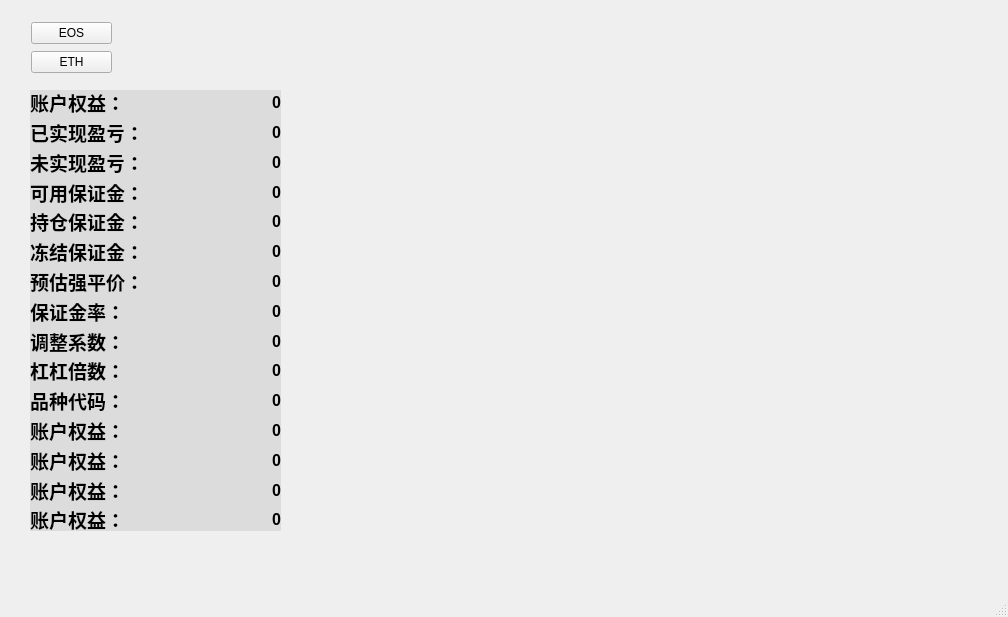
Before: the Qt Designer form PythonApplication/PythonApplication.ui in JcwGitHub/HuoBiApi_Python, drawn with Qt 5.
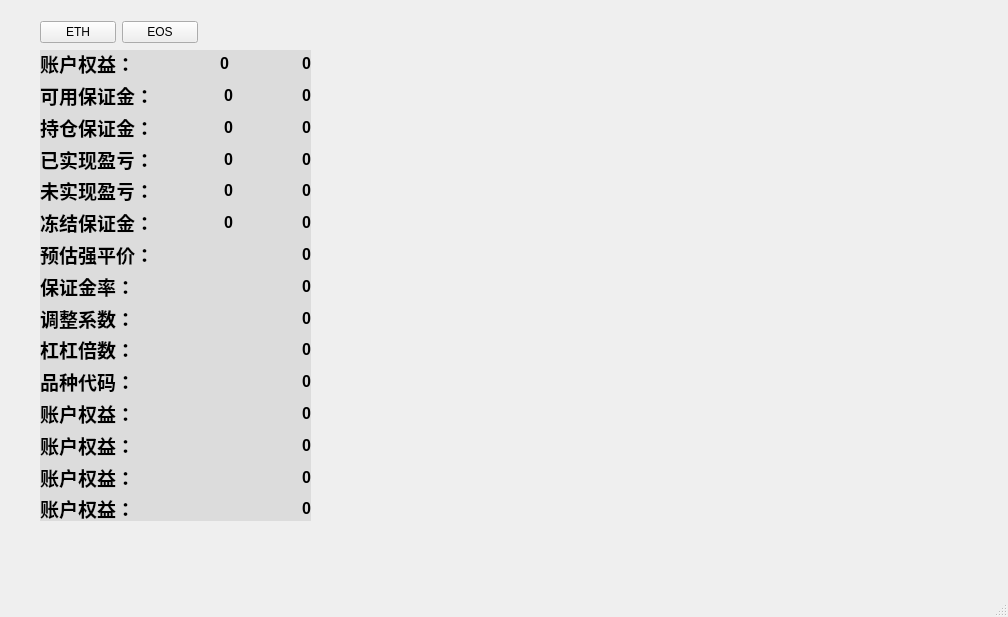
After: the same form once the commit is applied.

Diff of the .ui file:
```diff
--- a/PythonApplication/PythonApplication.ui
+++ b/PythonApplication/PythonApplication.ui
@@ -23,10 +23,10 @@
    <widget class="QWidget" name="widget" native="true">
     <property name="geometry">
      <rect>
-      <x>30</x>
-      <y>90</y>
-      <width>251</width>
-      <height>441</height>
+      <x>40</x>
+      <y>50</y>
+      <width>271</width>
+      <height>471</height>
      </rect>
     </property>
     <property name="sizePolicy">
@@ -43,25 +43,58 @@
 background-color: rgb(220, 220, 220);
 border-color: rgb(0, 255, 255);</string>
     </property>
-    <layout class="QGridLayout" name="gridLayout_2">
-     <item row="11" column="0">
-      <layout class="QHBoxLayout" name="horizontalLayout_12">
-       <item>
-        <widget class="QLabel" name="label_23">
+    <layout class="QVBoxLayout" name="verticalLayout">
+     <item>
+      <layout class="QGridLayout" name="gridLayout">
+       <property name="sizeConstraint">
+        <enum>QLayout::SetDefaultConstraint</enum>
+       </property>
+       <item row="0" column="1">
+        <widget class="QLabel" name="info1">
+         <property name="sizePolicy">
+          <sizepolicy hsizetype="Preferred" vsizetype="Preferred">
+           <horstretch>0</horstretch>
+           <verstretch>0</verstretch>
+          </sizepolicy>
+         </property>
          <property name="font">
           <font>
+           <pointsize>12</pointsize>
+           <weight>75</weight>
+           <italic>false</italic>
+           <bold>true</bold>
+          </font>
+         </property>
+         <property name="text">
+          <string>0</string>
+         </property>
+         <property name="scaledContents">
+          <bool>false</bool>
+         </property>
+         <property name="alignment">
+          <set>Qt::AlignRight|Qt::AlignTrailing|Qt::AlignVCenter</set>
+         </property>
+         <property name="wordWrap">
+          <bool>false</bool>
+         </property>
+        </widget>
+       </item>
+       <item row="0" column="0">
+        <widget class="QLabel" name="label_2">
+         <property name="font">
+          <font>
            <pointsize>14</pointsize>
            <weight>75</weight>
            <bold>true</bold>
           </font>
          </property>
          <property name="text">
-          <string>账户权益：</string>
+          <string>账户权益：  </string>
          </property>
         </widget>
        </item>
-       <item>
-        <widget class="QLabel" name="info12">
+       <item row="0" column="2">
+        <widget class="QLabel" name="info21">
          <property name="sizePolicy">
           <sizepolicy hsizetype="Preferred" vsizetype="Preferred">
            <horstretch>0</horstretch>
@@ -82,13 +115,160 @@
          <property name="alignment">
           <set>Qt::AlignRight|Qt::AlignTrailing|Qt::AlignVCenter</set>
          </property>
+         <property name="wordWrap">
+          <bool>false</bool>
+         </property>
         </widget>
        </item>
       </layout>
      </item>
-     <item row="1" column="0">
-      <layout class="QHBoxLayout" name="horizontalLayout_2">
-       <item>
+     <item>
+      <layout class="QGridLayout" name="gridLayout_14">
+       <item row="0" column="1">
+        <widget class="QLabel" name="info4">
+         <property name="sizePolicy">
+          <sizepolicy hsizetype="Preferred" vsizetype="Preferred">
+           <horstretch>0</horstretch>
+           <verstretch>0</verstretch>
+          </sizepolicy>
+         </property>
+         <property name="font">
+          <font>
+           <pointsize>12</pointsize>
+           <weight>75</weight>
+           <italic>false</italic>
+           <bold>true</bold>
+          </font>
+         </property>
+         <property name="text">
+          <string>0</string>
+         </property>
+         <property name="alignment">
+          <set>Qt::AlignRight|Qt::AlignTrailing|Qt::AlignVCenter</set>
+         </property>
+        </widget>
+       </item>
+       <item row="0" column="0">
+        <widget class="QLabel" name="label_7">
+         <property name="font">
+          <font>
+           <pointsize>14</pointsize>
+           <weight>75</weight>
+           <bold>true</bold>
+          </font>
+         </property>
+         <property name="text">
+          <string>可用保证金：</string>
+         </property>
+        </widget>
+       </item>
+       <item row="0" column="2">
+        <widget class="QLabel" name="info24">
+         <property name="sizePolicy">
+          <sizepolicy hsizetype="Preferred" vsizetype="Preferred">
+           <horstretch>0</horstretch>
+           <verstretch>0</verstretch>
+          </sizepolicy>
+         </property>
+         <property name="font">
+          <font>
+           <pointsize>12</pointsize>
+           <weight>75</weight>
+           <italic>false</italic>
+           <bold>true</bold>
+          </font>
+         </property>
+         <property name="text">
+          <string>0</string>
+         </property>
+         <property name="scaledContents">
+          <bool>false</bool>
+         </property>
+         <property name="alignment">
+          <set>Qt::AlignRight|Qt::AlignTrailing|Qt::AlignVCenter</set>
+         </property>
+         <property name="wordWrap">
+          <bool>false</bool>
+         </property>
+        </widget>
+       </item>
+      </layout>
+     </item>
+     <item>
+      <layout class="QGridLayout" name="gridLayout_9">
+       <item row="0" column="0">
+        <widget class="QLabel" name="label_9">
+         <property name="font">
+          <font>
+           <pointsize>14</pointsize>
+           <weight>75</weight>
+           <bold>true</bold>
+          </font>
+         </property>
+         <property name="text">
+          <string>持仓保证金：</string>
+         </property>
+        </widget>
+       </item>
+       <item row="0" column="1">
+        <widget class="QLabel" name="info5">
+         <property name="sizePolicy">
+          <sizepolicy hsizetype="Preferred" vsizetype="Preferred">
+           <horstretch>0</horstretch>
+           <verstretch>0</verstretch>
+          </sizepolicy>
+         </property>
+         <property name="font">
+          <font>
+           <pointsize>12</pointsize>
+           <weight>75</weight>
+           <italic>false</italic>
+           <bold>true</bold>
+          </font>
+         </property>
+         <property name="text">
+          <string>0</string>
+         </property>
+         <property name="alignment">
+          <set>Qt::AlignRight|Qt::AlignTrailing|Qt::AlignVCenter</set>
+         </property>
+        </widget>
+       </item>
+       <item row="0" column="2">
+        <widget class="QLabel" name="info25">
+         <property name="sizePolicy">
+          <sizepolicy hsizetype="Preferred" vsizetype="Preferred">
+           <horstretch>0</horstretch>
+           <verstretch>0</verstretch>
+          </sizepolicy>
+         </property>
+         <property name="font">
+          <font>
+           <pointsize>12</pointsize>
+           <weight>75</weight>
+           <italic>false</italic>
+           <bold>true</bold>
+          </font>
+         </property>
+         <property name="text">
+          <string>0</string>
+         </property>
+         <property name="scaledContents">
+          <bool>false</bool>
+         </property>
+         <property name="alignment">
+          <set>Qt::AlignRight|Qt::AlignTrailing|Qt::AlignVCenter</set>
+         </property>
+         <property name="wordWrap">
+          <bool>false</bool>
+         </property>
+        </widget>
+       </item>
+      </layout>
+     </item>
+     <item>
+      <layout class="QGridLayout" name="gridLayout_2">
+       <item row="0" column="0">
         <widget class="QLabel" name="label_3">
          <property name="font">
           <font>
@@ -102,7 +282,7 @@
          </property>
         </widget>
        </item>
-       <item>
+       <item row="0" column="1">
         <widget class="QLabel" name="info2">
          <property name="sizePolicy">
           <sizepolicy hsizetype="Preferred" vsizetype="Preferred">
@@ -126,26 +306,8 @@
          </property>
         </widget>
        </item>
-      </layout>
-     </item>
-     <item row="13" column="0">
-      <layout class="QHBoxLayout" name="horizontalLayout_14">
-       <item>
-        <widget class="QLabel" name="label_27">
-         <property name="font">
-          <font>
-           <pointsize>14</pointsize>
-           <weight>75</weight>
-           <bold>true</bold>
-          </font>
-         </property>
-         <property name="text">
-          <string>账户权益：</string>
-         </property>
-        </widget>
-       </item>
-       <item>
-        <widget class="QLabel" name="info14">
+       <item row="0" column="2">
+        <widget class="QLabel" name="info22">
          <property name="sizePolicy">
           <sizepolicy hsizetype="Preferred" vsizetype="Preferred">
            <horstretch>0</horstretch>
@@ -166,14 +328,17 @@
          <property name="alignment">
           <set>Qt::AlignRight|Qt::AlignTrailing|Qt::AlignVCenter</set>
          </property>
+         <property name="wordWrap">
+          <bool>false</bool>
+         </property>
         </widget>
        </item>
       </layout>
      </item>
-     <item row="9" column="0">
-      <layout class="QHBoxLayout" name="horizontalLayout_10">
-       <item>
-        <widget class="QLabel" name="label_19">
+     <item>
+      <layout class="QGridLayout" name="gridLayout_13">
+       <item row="0" column="0">
+        <widget class="QLabel" name="label_5">
          <property name="font">
           <font>
            <pointsize>14</pointsize>
@@ -182,12 +347,12 @@
           </font>
          </property>
          <property name="text">
-          <string>杠杠倍数：</string>
+          <string>未实现盈亏：</string>
          </property>
         </widget>
        </item>
-       <item>
-        <widget class="QLabel" name="info10">
+       <item row="0" column="1">
+        <widget class="QLabel" name="info3">
          <property name="sizePolicy">
           <sizepolicy hsizetype="Preferred" vsizetype="Preferred">
            <horstretch>0</horstretch>
@@ -210,26 +375,8 @@
          </property>
         </widget>
        </item>
-      </layout>
-     </item>
-     <item row="3" column="0">
-      <layout class="QHBoxLayout" name="horizontalLayout_4">
-       <item>
-        <widget class="QLabel" name="label_7">
-         <property name="font">
-          <font>
-           <pointsize>14</pointsize>
-           <weight>75</weight>
-           <bold>true</bold>
-          </font>
-         </property>
-         <property name="text">
-          <string>可用保证金：</string>
-         </property>
-        </widget>
-       </item>
-       <item>
-        <widget class="QLabel" name="info4">
+       <item row="0" column="2">
+        <widget class="QLabel" name="info23">
          <property name="sizePolicy">
           <sizepolicy hsizetype="Preferred" vsizetype="Preferred">
            <horstretch>0</horstretch>
@@ -250,13 +397,16 @@
          <property name="alignment">
           <set>Qt::AlignRight|Qt::AlignTrailing|Qt::AlignVCenter</set>
          </property>
+         <property name="wordWrap">
+          <bool>false</bool>
+         </property>
         </widget>
        </item>
       </layout>
      </item>
-     <item row="5" column="0">
-      <layout class="QHBoxLayout" name="horizontalLayout_6">
-       <item>
+     <item>
+      <layout class="QGridLayout" name="gridLayout_11">
+       <item row="0" column="0">
         <widget class="QLabel" name="label_11">
          <property name="font">
           <font>
@@ -270,7 +420,7 @@
          </property>
         </widget>
        </item>
-       <item>
+       <item row="0" column="1">
         <widget class="QLabel" name="info6">
          <property name="sizePolicy">
           <sizepolicy hsizetype="Preferred" vsizetype="Preferred">
@@ -294,26 +444,8 @@
          </property>
         </widget>
        </item>
-      </layout>
-     </item>
-     <item row="14" column="0">
-      <layout class="QHBoxLayout" name="horizontalLayout_15">
-       <item>
-        <widget class="QLabel" name="label_29">
-         <property name="font">
-          <font>
-           <pointsize>14</pointsize>
-           <weight>75</weight>
-           <bold>true</bold>
-          </font>
-         </property>
-         <property name="text">
-          <string>账户权益：</string>
-         </property>
-        </widget>
-       </item>
-       <item>
-        <widget class="QLabel" name="info15">
+       <item row="0" column="2">
+        <widget class="QLabel" name="info21_6">
          <property name="sizePolicy">
           <sizepolicy hsizetype="Preferred" vsizetype="Preferred">
            <horstretch>0</horstretch>
@@ -334,14 +466,20 @@
          <property name="alignment">
           <set>Qt::AlignRight|Qt::AlignTrailing|Qt::AlignVCenter</set>
          </property>
+         <property name="wordWrap">
+          <bool>false</bool>
+         </property>
         </widget>
        </item>
       </layout>
      </item>
-     <item row="4" column="0">
-      <layout class="QHBoxLayout" name="horizontalLayout_5">
-       <item>
-        <widget class="QLabel" name="label_9">
+     <item>
+      <layout class="QGridLayout" name="gridLayout_8">
+       <property name="leftMargin">
+        <number>0</number>
+       </property>
+       <item row="0" column="0">
+        <widget class="QLabel" name="label_17">
          <property name="font">
           <font>
            <pointsize>14</pointsize>
@@ -350,12 +488,12 @@
           </font>
          </property>
          <property name="text">
-          <string>持仓保证金：</string>
+          <string>预估强平价：</string>
          </property>
         </widget>
        </item>
-       <item>
-        <widget class="QLabel" name="info5">
+       <item row="0" column="1">
+        <widget class="QLabel" name="info7">
          <property name="sizePolicy">
           <sizepolicy hsizetype="Preferred" vsizetype="Preferred">
            <horstretch>0</horstretch>
@@ -380,9 +518,9 @@
        </item>
       </layout>
      </item>
-     <item row="7" column="0">
-      <layout class="QHBoxLayout" name="horizontalLayout_8">
-       <item>
+     <item>
+      <layout class="QGridLayout" name="gridLayout_15">
+       <item row="0" column="0">
         <widget class="QLabel" name="label_15">
          <property name="font">
           <font>
@@ -396,7 +534,7 @@
          </property>
         </widget>
        </item>
-       <item>
+       <item row="0" column="1">
         <widget class="QLabel" name="info8">
          <property name="sizePolicy">
           <sizepolicy hsizetype="Preferred" vsizetype="Preferred">
@@ -422,102 +560,9 @@
        </item>
       </layout>
      </item>
-     <item row="12" column="0">
-      <layout class="QHBoxLayout" name="horizontalLayout_13">
-       <item>
-        <widget class="QLabel" name="label_25">
-         <property name="font">
-          <font>
-           <pointsize>14</pointsize>
-           <weight>75</weight>
-           <bold>true</bold>
-          </font>
-         </property>
-         <property name="text">
-          <string>账户权益：</string>
-         </property>
-        </widget>
-       </item>
-       <item>
-        <widget class="QLabel" name="info13">
-         <property name="sizePolicy">
-          <sizepolicy hsizetype="Preferred" vsizetype="Preferred">
-           <horstretch>0</horstretch>
-           <verstretch>0</verstretch>
-          </sizepolicy>
-         </property>
-         <property name="font">
-          <font>
-           <pointsize>12</pointsize>
-           <weight>75</weight>
-           <italic>false</italic>
-           <bold>true</bold>
-          </font>
-         </property>
-         <property name="text">
-          <string>0</string>
-         </property>
-         <property name="alignment">
-          <set>Qt::AlignRight|Qt::AlignTrailing|Qt::AlignVCenter</set>
-         </property>
-        </widget>
-       </item>
-      </layout>
-     </item>
-     <item row="0" column="0">
-      <layout class="QHBoxLayout" name="horizontalLayout">
-       <property name="sizeConstraint">
-        <enum>QLayout::SetDefaultConstraint</enum>
-       </property>
-       <item>
-        <widget class="QLabel" name="label_2">
-         <property name="font">
-          <font>
-           <pointsize>14</pointsize>
-           <weight>75</weight>
-           <bold>true</bold>
-          </font>
-         </property>
-         <property name="text">
-          <string>账户权益：  </string>
-         </property>
-        </widget>
-       </item>
-       <item>
-        <widget class="QLabel" name="info1">
-         <property name="sizePolicy">
-          <sizepolicy hsizetype="Preferred" vsizetype="Preferred">
-           <horstretch>0</horstretch>
-           <verstretch>0</verstretch>
-          </sizepolicy>
-         </property>
-         <property name="font">
-          <font>
-           <pointsize>12</pointsize>
-           <weight>75</weight>
-           <italic>false</italic>
-           <bold>true</bold>
-          </font>
-         </property>
-         <property name="text">
-          <string>0</string>
-         </property>
-         <property name="scaledContents">
-          <bool>false</bool>
-         </property>
-         <property name="alignment">
-          <set>Qt::AlignRight|Qt::AlignTrailing|Qt::AlignVCenter</set>
-         </property>
-         <property name="wordWrap">
-          <bool>false</bool>
-         </property>
-        </widget>
-       </item>
-      </layout>
-     </item>
-     <item row="8" column="0">
-      <layout class="QHBoxLayout" name="horizontalLayout_7">
-       <item>
+     <item>
+      <layout class="QGridLayout" name="gridLayout_12">
+       <item row="0" column="0">
         <widget class="QLabel" name="label_13">
          <property name="font">
           <font>
@@ -531,7 +576,7 @@
          </property>
         </widget>
        </item>
-       <item>
+       <item row="0" column="1">
         <widget class="QLabel" name="info9">
          <property name="sizePolicy">
           <sizepolicy hsizetype="Preferred" vsizetype="Preferred">
@@ -557,13 +602,10 @@
        </item>
       </layout>
      </item>
-     <item row="6" column="0">
-      <layout class="QHBoxLayout" name="horizontalLayout_9">
-       <property name="leftMargin">
-        <number>0</number>
-       </property>
-       <item>
-        <widget class="QLabel" name="label_17">
+     <item>
+      <layout class="QGridLayout" name="gridLayout_10">
+       <item row="0" column="0">
+        <widget class="QLabel" name="label_19">
          <property name="font">
           <font>
            <pointsize>14</pointsize>
@@ -572,12 +614,12 @@
           </font>
          </property>
          <property name="text">
-          <string>预估强平价：</string>
+          <string>杠杠倍数：</string>
          </property>
         </widget>
        </item>
-       <item>
-        <widget class="QLabel" name="info7">
+       <item row="0" column="1">
+        <widget class="QLabel" name="info10">
          <property name="sizePolicy">
           <sizepolicy hsizetype="Preferred" vsizetype="Preferred">
            <horstretch>0</horstretch>
@@ -602,9 +644,9 @@
        </item>
       </layout>
      </item>
-     <item row="10" column="0">
-      <layout class="QHBoxLayout" name="horizontalLayout_11">
-       <item>
+     <item>
+      <layout class="QGridLayout" name="gridLayout_6">
+       <item row="0" column="0">
         <widget class="QLabel" name="label_21">
          <property name="font">
           <font>
@@ -618,7 +660,7 @@
          </property>
         </widget>
        </item>
-       <item>
+       <item row="0" column="1">
         <widget class="QLabel" name="info11">
          <property name="sizePolicy">
           <sizepolicy hsizetype="Preferred" vsizetype="Preferred">
@@ -644,10 +686,10 @@
        </item>
       </layout>
      </item>
-     <item row="2" column="0">
-      <layout class="QHBoxLayout" name="horizontalLayout_3">
-       <item>
-        <widget class="QLabel" name="label_5">
+     <item>
+      <layout class="QGridLayout" name="gridLayout_7">
+       <item row="0" column="0">
+        <widget class="QLabel" name="label_23">
          <property name="font">
           <font>
            <pointsize>14</pointsize>
@@ -656,12 +698,138 @@
           </font>
          </property>
          <property name="text">
-          <string>未实现盈亏：</string>
+          <string>账户权益：</string>
          </property>
         </widget>
        </item>
-       <item>
-        <widget class="QLabel" name="info3">
+       <item row="0" column="1">
+        <widget class="QLabel" name="info12">
+         <property name="sizePolicy">
+          <sizepolicy hsizetype="Preferred" vsizetype="Preferred">
+           <horstretch>0</horstretch>
+           <verstretch>0</verstretch>
+          </sizepolicy>
+         </property>
+         <property name="font">
+          <font>
+           <pointsize>12</pointsize>
+           <weight>75</weight>
+           <italic>false</italic>
+           <bold>true</bold>
+          </font>
+         </property>
+         <property name="text">
+          <string>0</string>
+         </property>
+         <property name="alignment">
+          <set>Qt::AlignRight|Qt::AlignTrailing|Qt::AlignVCenter</set>
+         </property>
+        </widget>
+       </item>
+      </layout>
+     </item>
+     <item>
+      <layout class="QGridLayout" name="gridLayout_3">
+       <item row="0" column="0">
+        <widget class="QLabel" name="label_25">
+         <property name="font">
+          <font>
+           <pointsize>14</pointsize>
+           <weight>75</weight>
+           <bold>true</bold>
+          </font>
+         </property>
+         <property name="text">
+          <string>账户权益：</string>
+         </property>
+        </widget>
+       </item>
+       <item row="0" column="1">
+        <widget class="QLabel" name="info13">
+         <property name="sizePolicy">
+          <sizepolicy hsizetype="Preferred" vsizetype="Preferred">
+           <horstretch>0</horstretch>
+           <verstretch>0</verstretch>
+          </sizepolicy>
+         </property>
+         <property name="font">
+          <font>
+           <pointsize>12</pointsize>
+           <weight>75</weight>
+           <italic>false</italic>
+           <bold>true</bold>
+          </font>
+         </property>
+         <property name="text">
+          <string>0</string>
+         </property>
+         <property name="alignment">
+          <set>Qt::AlignRight|Qt::AlignTrailing|Qt::AlignVCenter</set>
+         </property>
+        </widget>
+       </item>
+      </layout>
+     </item>
+     <item>
+      <layout class="QGridLayout" name="gridLayout_4">
+       <item row="0" column="0">
+        <widget class="QLabel" name="label_27">
+         <property name="font">
+          <font>
+           <pointsize>14</pointsize>
+           <weight>75</weight>
+           <bold>true</bold>
+          </font>
+         </property>
+         <property name="text">
+          <string>账户权益：</string>
+         </property>
+        </widget>
+       </item>
+       <item row="0" column="1">
+        <widget class="QLabel" name="info14">
+         <property name="sizePolicy">
+          <sizepolicy hsizetype="Preferred" vsizetype="Preferred">
+           <horstretch>0</horstretch>
+           <verstretch>0</verstretch>
+          </sizepolicy>
+         </property>
+         <property name="font">
+          <font>
+           <pointsize>12</pointsize>
+           <weight>75</weight>
+           <italic>false</italic>
+           <bold>true</bold>
+          </font>
+         </property>
+         <property name="text">
+          <string>0</string>
+         </property>
+         <property name="alignment">
+          <set>Qt::AlignRight|Qt::AlignTrailing|Qt::AlignVCenter</set>
+         </property>
+        </widget>
+       </item>
+      </layout>
+     </item>
+     <item>
+      <layout class="QGridLayout" name="gridLayout_5">
+       <item row="0" column="0">
+        <widget class="QLabel" name="label_29">
+         <property name="font">
+          <font>
+           <pointsize>14</pointsize>
+           <weight>75</weight>
+           <bold>true</bold>
+          </font>
+         </property>
+         <property name="text">
+          <string>账户权益：</string>
+         </property>
+        </widget>
+       </item>
+       <item row="0" column="1">
+        <widget class="QLabel" name="info15">
          <property name="sizePolicy">
           <sizepolicy hsizetype="Preferred" vsizetype="Preferred">
            <horstretch>0</horstretch>
@@ -688,30 +856,30 @@
      </item>
     </layout>
    </widget>
-   <widget class="QWidget" name="layoutWidget">
+   <widget class="QWidget" name="">
     <property name="geometry">
      <rect>
-      <x>31</x>
-      <y>21</y>
-      <width>81</width>
-      <height>54</height>
+      <x>40</x>
+      <y>20</y>
+      <width>158</width>
+      <height>25</height>
      </rect>
     </property>
-    <layout class="QGridLayout" name="gridLayout">
-     <item row="0" column="0">
-      <widget class="QPushButton" name="BTNEOS">
-       <property name="text">
-        <string>EOS</string>
-       </property>
-      </widget>
-     </item>
-     <item row="1" column="0">
+    <layout class="QHBoxLayout" name="horizontalLayout_16">
+     <item>
       <widget class="QPushButton" name="BTNETH">
        <property name="text">
         <string>ETH</string>
        </property>
       </widget>
      </item>
+     <item>
+      <widget class="QPushButton" name="BTNEOS">
+       <property name="text">
+        <string>EOS</string>
+       </property>
+      </widget>
+     </item>
     </layout>
    </widget>
   </widget>
```
Left out of the diff: 12 changed lines with no effect on the pictures.
